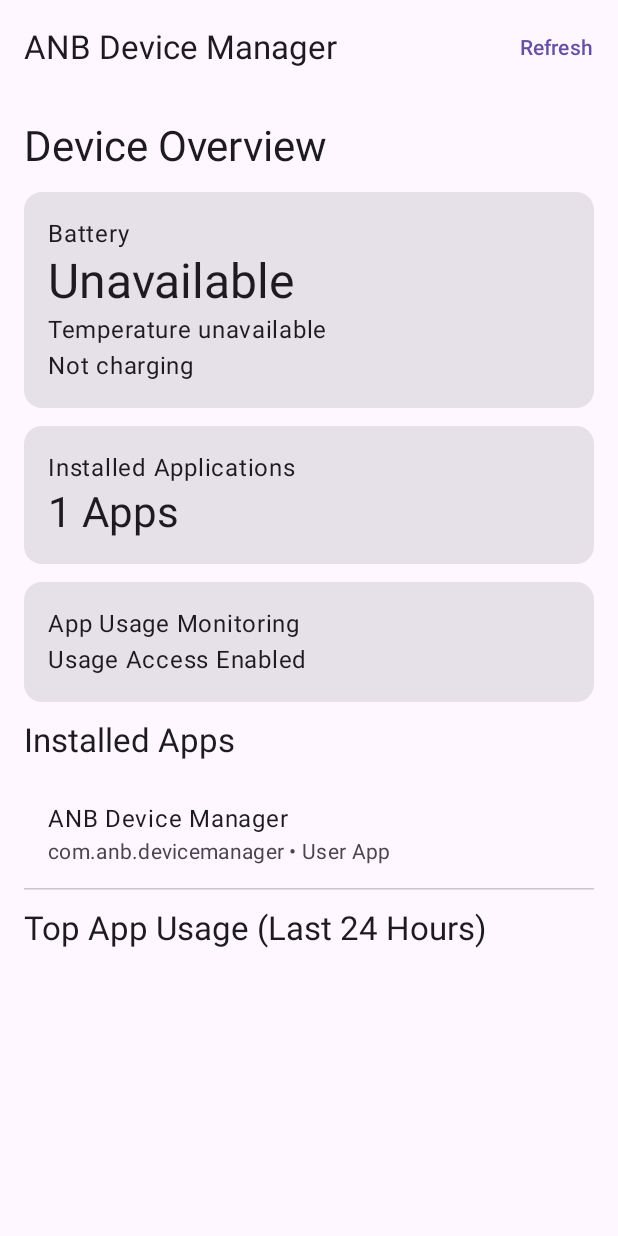
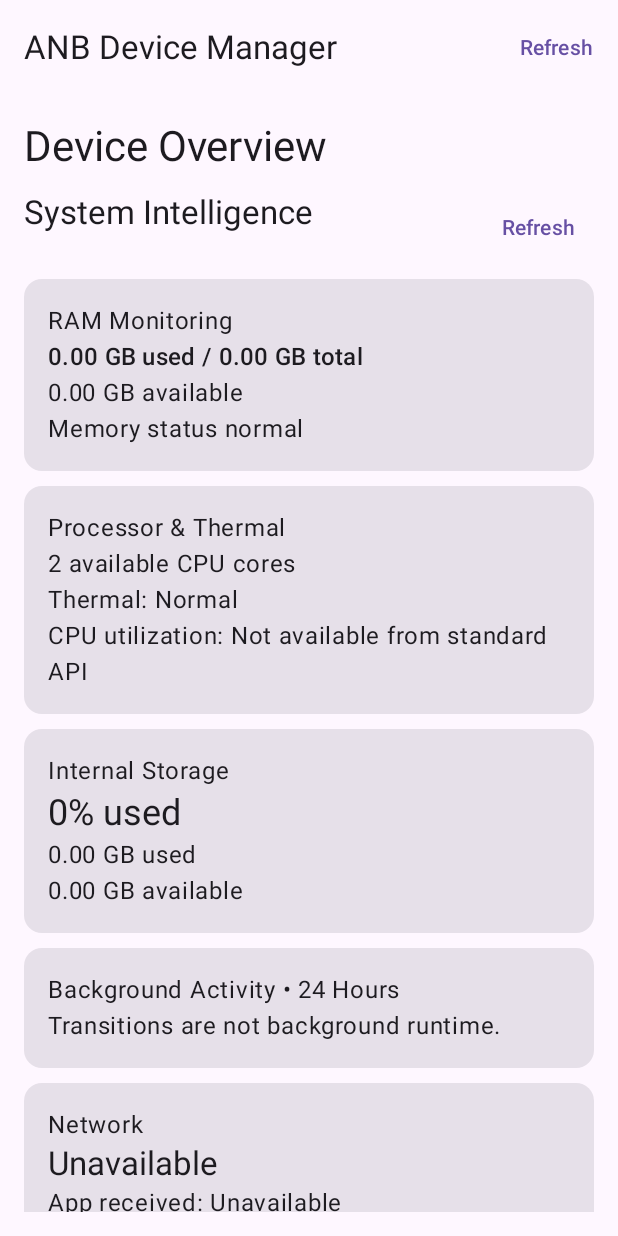
Before and after one commit to anbsolution/Device-manager, an Android app built with Jetpack Compose: the screen it shows after launch (MainActivity), on a phone screen of 412 x 824 dp. Run offline under Robolectric (Android 15) with nearby library versions, the phone set to English and light mode, and no system bars; 2 statements that could not run were skipped.

Commit message:
Add Phase 2 system intelligence monitoring

```diff
--- a/app/src/main/AndroidManifest.xml
+++ b/app/src/main/AndroidManifest.xml
@@ -12,6 +12,8 @@
     <application
         android:allowBackup="false"
         android:label="ANB Device Manager"
+        android:icon="@mipmap/ic_launcher"
+        android:roundIcon="@mipmap/ic_launcher_round"
         android:theme="@android:style/Theme.Material.Light.NoActionBar">
 
         <activity
--- a/app/src/main/java/com/anb/devicemanager/MainActivity.kt
+++ b/app/src/main/java/com/anb/devicemanager/MainActivity.kt
@@ -15,6 +15,8 @@ import androidx.compose.runtime.*
 import androidx.compose.ui.Modifier
 import androidx.compose.ui.unit.dp
 import com.anb.devicemanager.monitoring.*
+import com.anb.devicemanager.ui.SystemMetricsPanel
+
 
 class MainActivity : ComponentActivity() {
 
@@ -107,6 +109,10 @@ fun Dashboard(
                     "Device Overview",
                     style = MaterialTheme.typography.headlineMedium
                 )
+            }
+
+            item {
+                SystemMetricsPanel(context)
             }
 
             item {
--- /dev/null
+++ b/app/src/main/java/com/anb/devicemanager/monitoring/PerformanceMonitor.kt
@@ -0,0 +1,55 @@
+package com.anb.devicemanager.monitoring
+
+import android.app.ActivityManager
+import android.content.Context
+import android.os.Build
+import android.os.PowerManager
+
+data class PerformanceInfo(
+    val totalRam: Long,
+    val availableRam: Long,
+    val lowMemory: Boolean,
+    val cpuCores: Int,
+    val thermalStatus: String
+) {
+    val usedRam: Long get() = totalRam - availableRam
+}
+
+class PerformanceMonitor(private val context: Context) {
+
+    fun getMetrics(): PerformanceInfo {
+        val activityManager = context.getSystemService(
+            Context.ACTIVITY_SERVICE
+        ) as ActivityManager
+
+        val memory = ActivityManager.MemoryInfo()
+        activityManager.getMemoryInfo(memory)
+
+        val powerManager = context.getSystemService(
+            Context.POWER_SERVICE
+        ) as PowerManager
+
+        val thermal = if (Build.VERSION.SDK_INT >= 29) {
+            when (powerManager.currentThermalStatus) {
+                PowerManager.THERMAL_STATUS_NONE -> "Normal"
+                PowerManager.THERMAL_STATUS_LIGHT -> "Light"
+                PowerManager.THERMAL_STATUS_MODERATE -> "Moderate"
+                PowerManager.THERMAL_STATUS_SEVERE -> "Severe"
+                PowerManager.THERMAL_STATUS_CRITICAL -> "Critical"
+                PowerManager.THERMAL_STATUS_EMERGENCY -> "Emergency"
+                PowerManager.THERMAL_STATUS_SHUTDOWN -> "Shutdown"
+                else -> "Unknown"
+            }
+        } else {
+            "Unsupported"
+        }
+
+        return PerformanceInfo(
+            totalRam = memory.totalMem,
+            availableRam = memory.availMem,
+            lowMemory = memory.lowMemory,
+            cpuCores = Runtime.getRuntime().availableProcessors(),
+            thermalStatus = thermal
+        )
+    }
+}
--- /dev/null
+++ b/app/src/main/java/com/anb/devicemanager/monitoring/StorageMonitor.kt
@@ -0,0 +1,33 @@
+package com.anb.devicemanager.monitoring
+
+import android.os.Environment
+import android.os.StatFs
+
+data class StorageInfo(
+    val totalBytes: Long,
+    val freeBytes: Long,
+    val usedBytes: Long
+) {
+    val usedPercent: Int
+        get() = if (totalBytes > 0) {
+            (usedBytes * 100 / totalBytes).toInt()
+        } else 0
+}
+
+class StorageMonitor {
+
+    fun getStorageInfo(): StorageInfo {
+        val stat = StatFs(
+            Environment.getDataDirectory().path
+        )
+
+        val total = stat.totalBytes
+        val free = stat.availableBytes
+
+        return StorageInfo(
+            totalBytes = total,
+            freeBytes = free,
+            usedBytes = (total - free).coerceAtLeast(0)
+        )
+    }
+}
--- /dev/null
+++ b/app/src/main/java/com/anb/devicemanager/ui/SystemMetricsPanel.kt
@@ -0,0 +1,154 @@
+package com.anb.devicemanager.ui
+
+import android.content.Context
+import androidx.compose.foundation.layout.*
+import androidx.compose.material3.*
+import androidx.compose.runtime.*
+import androidx.compose.ui.Modifier
+import androidx.compose.ui.unit.dp
+import com.anb.devicemanager.monitoring.*
+
+private fun formatBytes(bytes: Long): String {
+    return String.format(
+        "%.2f GB", bytes / (1024.0 * 1024 * 1024)
+    )
+}
+
+@Composable
+fun SystemMetricsPanel(context: Context) {
+    var performance by remember {
+        mutableStateOf<PerformanceInfo?>(null)
+    }
+    var storage by remember {
+        mutableStateOf<StorageInfo?>(null)
+    }
+    var network by remember {
+        mutableStateOf<NetworkInfo?>(null)
+    }
+
+    fun refresh() {
+        performance = PerformanceMonitor(context).getMetrics()
+        storage = StorageMonitor().getStorageInfo()
+        network = NetworkMonitor(context).getNetworkInfo()\n        backgroundEvents = try {\n            BackgroundActivityMonitor(context).getBackgroundTransitions()\n        } catch (_: Exception) { emptyMap() }
+    }
+
+    LaunchedEffect(Unit) {
+        refresh()
+    }
+
+    Column(verticalArrangement = Arrangement.spacedBy(10.dp)) {
+        Row(
+            modifier = Modifier.fillMaxWidth(),
+            horizontalArrangement = Arrangement.SpaceBetween
+        ) {
+            Text(
+                "System Intelligence",
+                style = MaterialTheme.typography.titleLarge
+            )
+            TextButton(onClick = { refresh() }) {
+                Text("Refresh")
+            }
+        }
+
+        Card(modifier = Modifier.fillMaxWidth()) {
+            Column(Modifier.padding(16.dp)) {
+                Text("RAM Monitoring")
+                Text(
+                    performance?.let {
+                        "${formatBytes(it.usedRam)} used / " +
+                            "${formatBytes(it.totalRam)} total"
+                    } ?: "Unavailable",
+                    style = MaterialTheme.typography.titleMedium
+                )
+                Text(
+                    performance?.let {
+                        "${formatBytes(it.availableRam)} available"
+                    } ?: ""
+                )
+                Text(
+                    if (performance?.lowMemory == true)
+                        "Low memory warning" else "Memory status normal"
+                )
+            }
+        }
+
+        Card(modifier = Modifier.fillMaxWidth()) {
+            Column(Modifier.padding(16.dp)) {
+                Text("Processor & Thermal")
+                Text(
+                    performance?.let {
+                        "${it.cpuCores} available CPU cores"
+                    } ?: "Unavailable"
+                )
+                Text(
+                    "Thermal: ${performance?.thermalStatus ?: "Unavailable"}"
+                )
+                Text(
+                    "CPU utilization: Not available from standard API"
+                )
+            }
+        }
+
+        Card(modifier = Modifier.fillMaxWidth()) {
+            Column(Modifier.padding(16.dp)) {
+                Text("Internal Storage")
+                Text(
+                    storage?.let {
+                        "${it.usedPercent}% used"
+                    } ?: "Unavailable",
+                    style = MaterialTheme.typography.headlineSmall
+                )
+                Text(
+                    storage?.let {
+                        "${formatBytes(it.usedBytes)} used"
+                    } ?: ""
+                )
+                Text(
+                    storage?.let {
+                        "${formatBytes(it.freeBytes)} available"
+                    } ?: ""
+                )
+            }
+        }
+
+        Card(modifier = Modifier.fillMaxWidth()) {
+            Column(Modifier.padding(16.dp)) {
+                Text("Background Activity • 24 Hours")
+                if (backgroundEvents.isEmpty()) {
+                    Text("No events available. Check Usage Access.")
+                } else {
+                    backgroundEvents.entries
+                        .sortedByDescending { it.value }
+                        .take(5)
+                        .forEach { entry ->
+                            Text("${entry.key}: ${entry.value} transitions")
+                        }
+                }
+                Text("Transitions are not background runtime.")
+            }
+        }
+
+        Card(modifier = Modifier.fillMaxWidth()) {
+            Column(Modifier.padding(16.dp)) {
+                Text("Network")
+                Text(
+                    network?.connectionType ?: "Unavailable",
+                    style = MaterialTheme.typography.titleLarge
+                )
+                Text(
+                    "App received: ${
+                        network?.let { formatBytes(it.receivedBytes) }
+                            ?: "Unavailable"
+                    }"
+                )
+                Text(
+                    "App transmitted: ${
+                        network?.let { formatBytes(it.transmittedBytes) }
+                            ?: "Unavailable"
+                    }"
+                )
+                Text("Traffic values are for this app only")
+            }
+        }
+    }
+}
```
Also changed, not shown: app/src/main/java/com/anb/devicemanager/monitoring/BackgroundActivityMonitor.kt (added, +35 -0 lines), app/src/main/java/com/anb/devicemanager/monitoring/NetworkMonitor.kt (added, +52 -0 lines).
